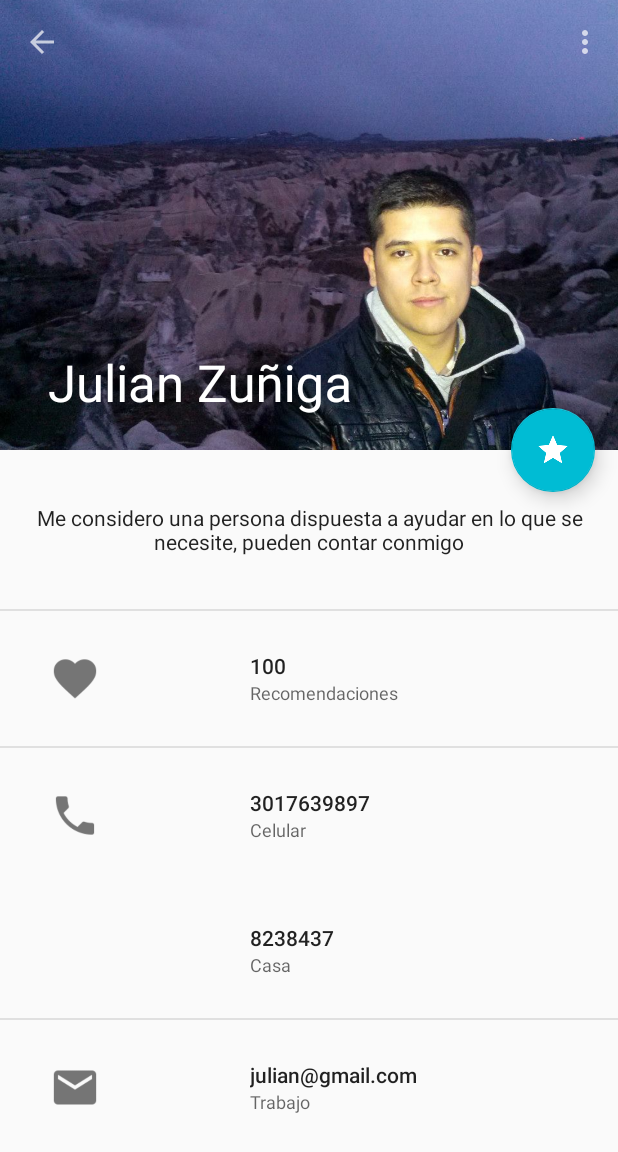
After one commit to milo2005/CareCircle, an Android app: the HelperActivity screen opened directly, with no data from a screen before it, on a phone screen of 412 x 824 dp. The commit adds this screen. Shown: the top 1152 px of the screen. Run offline under Robolectric (Android 15) with nearby library versions, the phone set to English and light mode, and no system bars.

Commit message:
Detalle de ayudador

```diff
--- /dev/null
+++ b/app/src/main/java/sent/movil/carecircle/HelperActivity.java
@@ -0,0 +1,52 @@
+package sent.movil.carecircle;
+
+import android.support.design.widget.CollapsingToolbarLayout;
+import android.support.v7.app.AppCompatActivity;
+import android.os.Bundle;
+import android.support.v7.widget.Toolbar;
+import android.view.Menu;
+import android.view.MenuItem;
+
+
+public class HelperActivity extends AppCompatActivity {
+
+    CollapsingToolbarLayout collapsingToolbarLayout;
+    Toolbar toolbar;
+
+    @Override
+    protected void onCreate(Bundle savedInstanceState) {
+        super.onCreate(savedInstanceState);
+        setContentView(R.layout.activity_helper);
+        collapsingToolbarLayout = (CollapsingToolbarLayout) findViewById(R.id.collapsingToolBar);
+        collapsingToolbarLayout.setTitle("Julian Zuñiga");
+        toolbar = (Toolbar) findViewById(R.id.toolbar);
+        setSupportActionBar(toolbar);
+
+        getSupportActionBar().setDisplayHomeAsUpEnabled(true);
+
+    }
+
+    @Override
+    public boolean onCreateOptionsMenu(Menu menu) {
+        // Inflate the menu; this adds items to the action bar if it is present.
+        getMenuInflater().inflate(R.menu.menu_helper, menu);
+        return true;
+    }
+
+    @Override
+    public boolean onOptionsItemSelected(MenuItem item) {
+
+        // Handle action bar item clicks here. The action bar will
+        // automatically handle clicks on the Home/Up button, so long
+        // as you specify a parent activity in AndroidManifest.xml.
+        int id = item.getItemId();
+
+        //noinspection SimplifiableIfStatement
+        if (id == R.id.action_settings) {
+            return true;
+        }
+
+        finish();
+        return super.onOptionsItemSelected(item);
+    }
+}
--- a/app/src/main/java/sent/movil/carecircle/HelperMapActivity.java
+++ b/app/src/main/java/sent/movil/carecircle/HelperMapActivity.java
@@ -1,5 +1,6 @@
 package sent.movil.carecircle;
 
+import android.content.Intent;
 import android.location.Location;
 import android.support.v7.app.AppCompatActivity;
 import android.os.Bundle;
@@ -73,7 +74,7 @@ public class HelperMapActivity extends AppCompatActivity implements GoogleMap.On
         map.addMarker(new MarkerOptions()
                 .position(new LatLng(2.4445141659962912, -76.60688599200438))
                 .icon(BitmapDescriptorFactory.fromResource(R.drawable.ic_helper)));
-        map.addMarker(new MarkerOptions().anchor(50,30)
+        map.addMarker(new MarkerOptions()
                 .position(new LatLng(2.441041181930445, -76.60551270098875))
                 .icon(BitmapDescriptorFactory.fromResource(R.drawable.ic_nurs)));
 
@@ -87,6 +88,8 @@ public class HelperMapActivity extends AppCompatActivity implements GoogleMap.On
 
     @Override
     public boolean onMarkerClick(Marker marker) {
+        Intent intent = new Intent(this, HelperActivity.class);
+        startActivity(intent);
         return false;
     }
 }
--- /dev/null
+++ b/app/src/main/java/sent/movil/carecircle/PublicationActivity.java
@@ -0,0 +1,37 @@
+package sent.movil.carecircle;
+
+import android.support.v7.app.AppCompatActivity;
+import android.os.Bundle;
+import android.view.Menu;
+import android.view.MenuItem;
+
+public class PublicationActivity extends AppCompatActivity {
+
+    @Override
+    protected void onCreate(Bundle savedInstanceState) {
+        super.onCreate(savedInstanceState);
+        setContentView(R.layout.activity_publication);
+    }
+
+    @Override
+    public boolean onCreateOptionsMenu(Menu menu) {
+        // Inflate the menu; this adds items to the action bar if it is present.
+        getMenuInflater().inflate(R.menu.menu_publication, menu);
+        return true;
+    }
+
+    @Override
+    public boolean onOptionsItemSelected(MenuItem item) {
+        // Handle action bar item clicks here. The action bar will
+        // automatically handle clicks on the Home/Up button, so long
+        // as you specify a parent activity in AndroidManifest.xml.
+        int id = item.getItemId();
+
+        //noinspection SimplifiableIfStatement
+        if (id == R.id.action_settings) {
+            return true;
+        }
+
+        return super.onOptionsItemSelected(item);
+    }
+}
--- /dev/null
+++ b/app/src/main/res/layout/activity_helper.xml
@@ -0,0 +1,241 @@
+<android.support.design.widget.CoordinatorLayout xmlns:android="http://schemas.android.com/apk/res/android"
+    xmlns:tools="http://schemas.android.com/tools"
+    xmlns:app="http://schemas.android.com/apk/res-auto"
+    android:layout_width="match_parent"
+    android:layout_height="match_parent"
+    tools:context="sent.movil.carecircle.HelperActivity">
+
+    <android.support.v4.widget.NestedScrollView
+        android:layout_width="match_parent"
+        android:layout_height="match_parent"
+        app:layout_behavior="@string/appbar_scrolling_view_behavior"
+        >
+        <LinearLayout
+            android:layout_width="match_parent"
+            android:layout_height="wrap_content"
+            android:orientation="vertical"
+            >
+            <TextView
+                style="@style/Base.TextAppearance.AppCompat.Body1"
+                android:id="@+id/description"
+                android:paddingLeft="@dimen/padding_medium"
+                android:paddingRight="@dimen/padding_medium"
+                android:paddingBottom="@dimen/padding_big"
+                android:paddingTop="@dimen/padding_big"
+                android:layout_width="match_parent"
+                android:layout_height="wrap_content"
+                android:gravity="center"
+                android:text="@string/helper_description"/>
+
+            <View
+                android:layout_width="match_parent"
+                android:layout_height="1dp"
+                android:background="@color/divider"
+                />
+            <TableLayout
+                android:layout_width="match_parent"
+                android:layout_height="wrap_content"
+                android:stretchColumns="1,2,3"
+                >
+
+                <TableRow>
+                    <ImageView android:layout_width="@dimen/helper_icon_w"
+                        android:layout_height="@dimen/helper_row_h"
+                        android:src="@drawable/ic_favorite_grey"
+                        android:padding="@dimen/helper_icon_padding"
+                        />
+                    <View
+                        android:layout_height="match_parent"
+                        />
+                    <LinearLayout
+                        android:layout_width="match_parent"
+                        android:layout_height="match_parent"
+                        android:orientation="vertical"
+                        android:gravity="center_vertical"
+                        >
+                        <TextView
+                            style="@style/Base.TextAppearance.AppCompat.Body2"
+                            android:layout_height="wrap_content"
+                            android:layout_width="match_parent"
+
+                            android:text="100"
+                            />
+                        <TextView
+                            style="@style/Base.TextAppearance.AppCompat.Caption"
+                            android:layout_height="wrap_content"
+                            android:layout_width="match_parent"
+                            android:text="Recomendaciones"
+                            />
+                    </LinearLayout>
+                    <View
+                        android:layout_height="match_parent"
+                        />
+
+                </TableRow>
+
+                <View
+                    android:layout_height="1dp"
+                    android:background="@color/divider"
+                    />
+
+                <TableRow>
+                    <ImageView android:layout_width="@dimen/helper_icon_w"
+                        android:layout_height="@dimen/helper_row_h"
+                        android:src="@drawable/ic_call_grey"
+                        android:padding="@dimen/helper_icon_padding"
+                        />
+                    <View
+                        android:layout_height="match_parent"
+                        />
+                    <LinearLayout
+                        android:layout_width="match_parent"
+                        android:layout_height="match_parent"
+                        android:orientation="vertical"
+                        android:gravity="center_vertical"
+                        >
+                        <TextView
+                            style="@style/Base.TextAppearance.AppCompat.Body2"
+                            android:layout_height="wrap_content"
+                            android:layout_width="match_parent"
+
+                            android:text="3017639897"
+                            />
+                        <TextView
+                            style="@style/Base.TextAppearance.AppCompat.Caption"
+                            android:layout_height="wrap_content"
+                            android:layout_width="match_parent"
+                            android:text="Celular"
+                            />
+                    </LinearLayout>
+                    <View
+                        android:layout_height="match_parent"
+                        />
+
+                </TableRow>
+                <TableRow>
+                    <View
+                        android:layout_height="@dimen/helper_row_h"
+                        />
+                    <View
+                        android:layout_height="match_parent"
+                        />
+                    <LinearLayout
+                        android:layout_width="match_parent"
+                        android:layout_height="match_parent"
+                        android:orientation="vertical"
+                        android:gravity="center_vertical"
+                        >
+                        <TextView
+                            style="@style/Base.TextAppearance.AppCompat.Body2"
+                            android:layout_height="wrap_content"
+                            android:layout_width="match_parent"
+
+                            android:text="8238437"
+                            />
+                        <TextView
+                            style="@style/Base.TextAppearance.AppCompat.Caption"
+                            android:layout_height="wrap_content"
+                            android:layout_width="match_parent"
+                            android:text="Casa"
+                            />
+                    </LinearLayout>
+                    <View
+                        android:layout_height="match_parent"
+                        />
+
+                </TableRow>
+                <View
+                    android:layout_height="1dp"
+                    android:background="@color/divider"
+                    />
+
+                <TableRow>
+                    <ImageView android:layout_width="@dimen/helper_icon_w"
+                        android:layout_height="@dimen/helper_row_h"
+                        android:src="@drawable/ic_email_grey"
+                        android:padding="@dimen/helper_icon_padding"
+                        />
+                    <View
+                        android:layout_height="match_parent"
+                        />
+                    <LinearLayout
+                        android:layout_width="match_parent"
+                        android:layout_height="match_parent"
+                        android:orientation="vertical"
+                        android:gravity="center_vertical"
+                        >
+                        <TextView
+                            style="@style/Base.TextAppearance.AppCompat.Body2"
+                            android:layout_height="wrap_content"
+                            android:layout_width="match_parent"
+
+                            android:text="julian@gmail.com"
+                            />
+                        <TextView
+                            style="@style/Base.TextAppearance.AppCompat.Caption"
+                            android:layout_height="wrap_content"
+                            android:layout_width="match_parent"
+                            android:text="Trabajo"
+                            />
+                    </LinearLayout>
+                    <View
+                        android:layout_height="match_parent"
+                        />
+
+                </TableRow>
+            </TableLayout>
+
+        </LinearLayout>
+    </android.support.v4.widget.NestedScrollView>
+
+    <android.support.design.widget.AppBarLayout
+        android:id="@+id/appBarLayout"
+        android:layout_width="match_parent"
+        android:layout_height="@dimen/appbar_max_height"
+        app:theme="@style/ThemeOverlay.AppCompat.Dark"
+        >
+
+        <android.support.design.widget.CollapsingToolbarLayout
+            android:id="@+id/collapsingToolBar"
+            android:layout_width="match_parent"
+            android:layout_height="match_parent"
+            app:layout_scrollFlags="scroll|exitUntilCollapsed"
+            app:contentScrim="@color/primary"
+            >
+
+            <ImageView
+                android:id="@+id/img_helper"
+                android:layout_width="match_parent"
+                android:layout_height="match_parent"
+                android:src="@drawable/julian"
+                app:layout_collapseMode="parallax"
+                android:fitsSystemWindows="true"
+                android:scaleType="centerCrop"
+                />
+
+            <android.support.v7.widget.Toolbar
+                android:id="@+id/toolbar"
+                android:layout_width="match_parent"
+                android:layout_height="@dimen/abc_action_bar_default_height_material"
+                app:popupTheme="@style/ThemeOverlay.AppCompat.Light"
+                app:layout_collapseMode="pin"
+                />
+
+
+        </android.support.design.widget.CollapsingToolbarLayout>
+
+    </android.support.design.widget.AppBarLayout>
+
+    <android.support.design.widget.FloatingActionButton
+        android:layout_width="wrap_content"
+        android:layout_height="wrap_content"
+        app:fabSize="normal"
+        android:src="@drawable/ic_grade_white"
+        app:layout_anchor="@id/appBarLayout"
+        app:layout_anchorGravity="bottom|right|end"
+        app:layout_scrollFlags="scroll|enterAlwaysCollapsed"
+        app:elevation="8dp"
+        android:layout_margin="15dp"
+        />
+
+</android.support.design.widget.CoordinatorLayout>
--- /dev/null
+++ b/app/src/main/res/layout/activity_publication.xml
@@ -0,0 +1,65 @@
+<android.support.design.widget.CoordinatorLayout xmlns:android="http://schemas.android.com/apk/res/android"
+    xmlns:tools="http://schemas.android.com/tools"
+    xmlns:app="http://schemas.android.com/apk/res-auto"
+    android:layout_width="match_parent"
+    android:layout_height="match_parent"
+    tools:context="sent.movil.carecircle.HelperActivity">
+
+    <android.support.v4.widget.NestedScrollView
+        android:layout_width="match_parent"
+        android:layout_height="match_parent"
+        app:layout_behavior="@string/appbar_scrolling_view_behavior"
+        >
+
+    </android.support.v4.widget.NestedScrollView>
+
+    <android.support.design.widget.AppBarLayout
+        android:id="@+id/appBarLayout"
+        android:layout_width="match_parent"
+        android:layout_height="@dimen/appbar_max_height"
+        app:theme="@style/ThemeOverlay.AppCompat.Dark"
+        >
+
+        <android.support.design.widget.CollapsingToolbarLayout
+            android:id="@+id/collapsingToolBar"
+            android:layout_width="match_parent"
+            android:layout_height="match_parent"
+            app:layout_scrollFlags="scroll|exitUntilCollapsed"
+            app:contentScrim="@color/primary"
+            >
+
+            <ImageView
+                android:id="@+id/img_pelicula"
+                android:layout_width="match_parent"
+                android:layout_height="match_parent"
+                app:layout_collapseMode="parallax"
+                android:fitsSystemWindows="true"
+                android:scaleType="centerCrop"
+                />
+
+            <android.support.v7.widget.Toolbar
+                android:id="@+id/toolbar"
+                android:layout_width="match_parent"
+                android:layout_height="@dimen/abc_action_bar_default_height_material"
+                app:popupTheme="@style/ThemeOverlay.AppCompat.Light"
+                app:layout_collapseMode="pin"
+                />
+
+
+        </android.support.design.widget.CollapsingToolbarLayout>
+
+    </android.support.design.widget.AppBarLayout>
+
+    <android.support.design.widget.FloatingActionButton
+        android:layout_width="wrap_content"
+        android:layout_height="wrap_content"
+        app:fabSize="normal"
+        android:src="@drawable/ic_grade_white"
+        app:layout_anchor="@id/appBarLayout"
+        app:layout_anchorGravity="bottom|right|end"
+        app:layout_scrollFlags="scroll|enterAlwaysCollapsed"
+        app:elevation="15dp"
+        android:layout_margin="15dp"
+        />
+
+</android.support.design.widget.CoordinatorLayout>
--- /dev/null
+++ b/app/src/main/res/menu/menu_helper.xml
@@ -0,0 +1,7 @@
+<menu xmlns:android="http://schemas.android.com/apk/res/android"
+    xmlns:app="http://schemas.android.com/apk/res-auto"
+    xmlns:tools="http://schemas.android.com/tools"
+    tools:context="sent.movil.carecircle.HelperActivity">
+    <item android:id="@+id/action_settings" android:title="@string/action_settings"
+        android:orderInCategory="100" app:showAsAction="never" />
+</menu>
--- /dev/null
+++ b/app/src/main/res/menu/menu_publication.xml
@@ -0,0 +1,7 @@
+<menu xmlns:android="http://schemas.android.com/apk/res/android"
+    xmlns:app="http://schemas.android.com/apk/res-auto"
+    xmlns:tools="http://schemas.android.com/tools"
+    tools:context="sent.movil.carecircle.PublicationActivity">
+    <item android:id="@+id/action_settings" android:title="@string/action_settings"
+        android:orderInCategory="100" app:showAsAction="never" />
+</menu>
--- a/app/src/main/res/values-v21/styles.xml
+++ b/app/src/main/res/values-v21/styles.xml
@@ -1,10 +1,6 @@
 <?xml version="1.0" encoding="utf-8"?>
 <resources>
-
-    <style name="NoAppBar" parent="Theme.AppCompat.Light.NoActionBar">
-        <item name="colorPrimary">@color/primary</item>
-        <item name="colorPrimaryDark">@color/primaryDark</item>
-        <item name="colorAccent">@color/accent</item>
+    <style name="FullNoAppBar" parent="NoAppBar">
         <item name="android:statusBarColor">@color/primaryDark</item>
         <item name="android:windowTranslucentStatus">true</item>
     </style>
--- a/app/src/main/res/values/colors.xml
+++ b/app/src/main/res/values/colors.xml
@@ -1,12 +1,12 @@
 <?xml version="1.0" encoding="utf-8"?>
 <resources>
-    <color name="primary">#3F51B5</color>
-    <color name="primaryDark">#303F9F</color>
-    <color name="accent">#03A9F4</color>
+    <color name="primary">#2196F3</color>
+    <color name="primaryDark">#1976D2</color>
+    <color name="accent">#00BCD4</color>
 
     <color name="login_bg">#333333</color>
 
-    <color name="accentDark">#027ab2</color>
+    <color name="accentDark">#008b9c</color>
     <color name="fab_bg">@color/accent</color>
     <color name="nav_bg">#333333</color>
     <color name="nav_item_txt">#eeeeee</color>
@@ -23,4 +23,6 @@
     <color name="categoryExperience">#2dbe92</color>
     <color name="categoryPathology">#8b0092</color>
     <color name="categoryTips">#ff9f00</color>
+
+    <color name="divider">#e0e0e0</color>
 </resources>
--- a/app/src/main/res/values/dimens.xml
+++ b/app/src/main/res/values/dimens.xml
@@ -7,4 +7,10 @@
     <dimen name="padding_small">10dp</dimen>
     <dimen name="padding_medium">18dp</dimen>
     <dimen name="fab_size">68dp</dimen>
+    <dimen name="appbar_max_height">300dp</dimen>
+    <dimen name="padding_big">35dp</dimen>
+    <dimen name="helper_row_h">90dp</dimen>
+    <dimen name="helper_row_pl">90dp</dimen>
+    <dimen name="helper_icon_padding">28dp</dimen>
+    <dimen name="helper_icon_w">100dp</dimen>
 </resources>
--- a/app/src/main/res/values/strings.xml
+++ b/app/src/main/res/values/strings.xml
@@ -16,5 +16,8 @@
     <string name="title_activity_maps">Map</string>
     <string name="login_register">Registrar</string>
     <string name="login_msg">Atrevete a dar una mano !</string>
+    <string name="title_activity_helper">HelperActivity</string>
+    <string name="title_activity_publication">PublicationActivity</string>
+    <string name="helper_description">Me considero una persona dispuesta a ayudar en lo que se necesite, pueden contar conmigo</string>
 
 </resources>
--- a/app/src/main/res/values/styles.xml
+++ b/app/src/main/res/values/styles.xml
@@ -31,6 +31,8 @@
         <item name="colorAccent">@color/accent</item>
     </style>
 
+    <style name="FullNoAppBar" parent="NoAppBar"></style>
+
     <style name="AppTheme" parent="Theme.AppCompat.Light.DarkActionBar">
         <item name="colorPrimary">@color/primary</item>
         <item name="colorPrimaryDark">@color/primaryDark</item>
```
Also changed, not shown: app/src/main/AndroidManifest.xml (+11 -2 lines), app/src/main/res/drawable/ic_call_grey.png (added), app/src/main/res/drawable/ic_email_grey.png (added), app/src/main/res/drawable/ic_favorite_grey.png (added), app/src/main/res/drawable/ic_grade_white.png (added), app/src/main/res/drawable/ic_star_rate_white.png (added), app/src/main/res/drawable/julian.jpg (added).
